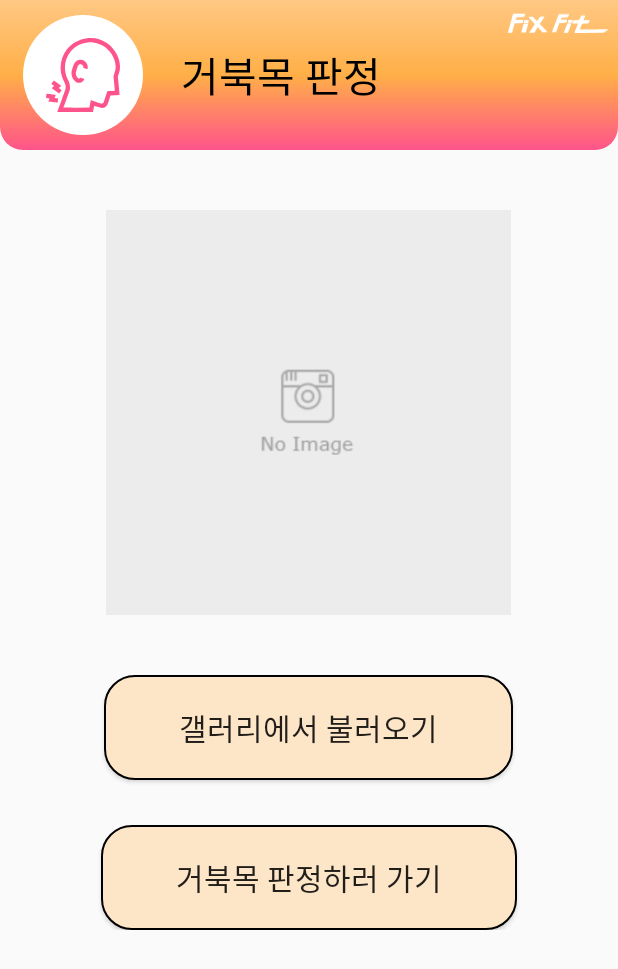
After one commit to yeon7485/FixFit, an Android app: the GalleryActivity screen opened directly, with no data from a screen before it, on a phone screen of 412 x 824 dp. The commit adds this screen. Shown: the top 969 px of the screen. Run offline under Robolectric (Android 15) with nearby library versions, the phone set to English and light mode, and no system bars.

Commit message:
거북목 판정 - 갤러리 불러오기

```diff
--- /dev/null
+++ b/app/src/main/java/com/example/fixfit/GalleryActivity.java
@@ -0,0 +1,77 @@
+package com.example.fixfit;
+
+import androidx.appcompat.app.AppCompatActivity;
+
+import android.content.Intent;
+import android.graphics.Bitmap;
+import android.graphics.BitmapFactory;
+import android.os.Bundle;
+import android.view.View;
+import android.widget.Button;
+import android.widget.ImageView;
+import android.widget.Toast;
+
+import java.io.InputStream;
+
+public class GalleryActivity extends AppCompatActivity implements View.OnClickListener {
+
+    private static final int REQUEST_CODE = 0;
+    ImageView gallery_img;
+    Button gallery_btn, classifier_btn;
+
+    @Override
+    protected void onCreate(Bundle savedInstanceState) {
+        super.onCreate(savedInstanceState);
+        setContentView(R.layout.activity_gallery);
+
+        gallery_img = (ImageView) findViewById(R.id.gallery_img);
+        gallery_btn = (Button) findViewById(R.id.gallery_btn);
+        classifier_btn = (Button) findViewById(R.id.classifier_btn);
+
+        gallery_btn.setOnClickListener(this);
+        classifier_btn.setOnClickListener(this);
+
+        getImage();
+
+    }
+
+    public void getImage(){
+        Intent intent = new Intent();
+        intent.setType("image/*");
+        intent.setAction(Intent.ACTION_GET_CONTENT);
+        startActivityForResult(intent, REQUEST_CODE);
+    }
+
+    @Override
+    protected void onActivityResult(int requestCode, int resultCode, Intent data) {
+        super.onActivityResult(requestCode, resultCode, data);
+        if (requestCode == REQUEST_CODE) {
+            if (resultCode == RESULT_OK) {
+                try {
+                    InputStream in = getContentResolver().openInputStream(data.getData());
+
+                    Bitmap img = BitmapFactory.decodeStream(in);
+                    in.close();
+
+                    gallery_img.setImageBitmap(img);
+                } catch (Exception e) {
+
+                }
+            } else if (resultCode == RESULT_CANCELED) {
+                Toast.makeText(this, "사진 선택 취소", Toast.LENGTH_LONG).show();
+            }
+        }
+    }
+
+    @Override
+    public void onClick(View view) {
+        Intent intent;
+        switch(view.getId()){
+            case R.id.gallery_btn:
+                getImage();
+                break;
+            case R.id.classifier_btn:
+                break;
+        }
+    }
+}
--- /dev/null
+++ b/app/src/main/res/drawable/button_border.xml
@@ -0,0 +1,15 @@
+<?xml version="1.0" encoding="utf-8"?>
+<shape xmlns:android="http://schemas.android.com/apk/res/android" >
+
+    <solid android:color="@color/main_color_3" />
+
+    <stroke
+        android:width="1dp"
+        android:color="@color/black" />
+    <corners
+        android:topLeftRadius="20dp"
+        android:topRightRadius="20dp"
+        android:bottomLeftRadius="20dp"
+        android:bottomRightRadius="20dp"  />
+
+</shape>
--- /dev/null
+++ b/app/src/main/res/drawable/ic_tech_neck.xml
@@ -0,0 +1,22 @@
+<vector xmlns:android="http://schemas.android.com/apk/res/android"
+    android:width="512dp"
+    android:height="512dp"
+    android:viewportWidth="512"
+    android:viewportHeight="512">
+  <path
+      android:pathData="M285.5,1c-57.3,6.6 -109.3,35.9 -142.8,80.6 -31,41.3 -45.6,93.1 -40.6,144 2.5,26 8.7,46.6 22,74.4 4.9,10.2 9.5,21.4 10.4,25 1.7,7.6 1.9,20.2 0.4,28.4 -0.5,3.1 -13.4,39.3 -28.6,80.4 -15.2,41.1 -27.8,75.5 -28.1,76.4 -0.4,1.7 5.9,1.8 123.2,1.8l123.6,-0 0.5,-2.2c0.3,-1.3 2.1,-10.6 4,-20.7 1.9,-10.1 3.6,-18.6 3.9,-18.8 0.3,-0.3 10.1,2.5 21.8,6.2 24.3,7.7 31.4,8.8 41.8,6.1 11.8,-3 22.4,-11.2 27.8,-21.4 1.6,-3.1 7.1,-18.8 12.2,-34.8l9.2,-29 31.6,-1.2c17.3,-0.7 31.6,-1.3 31.7,-1.4 0.1,-0.2 -2.6,-28.7 -6,-63.3l-6.3,-63 6.3,-20.5c4.4,-14.2 6.7,-23.5 7.4,-30.2 3.7,-33.2 -2.7,-67.6 -18.8,-100.4 -35.1,-71.6 -102.7,-115.2 -181.1,-116.9 -9.6,-0.2 -21.1,-0 -25.5,0.5zM324.5,31c53.2,6.1 98.7,33.6 128,77.5 17.6,26.3 27.6,55.4 29.2,85 0.8,16.7 -0.8,26.9 -8.3,50.6l-6.6,20.6 5,50.4c2.7,27.7 4.8,50.6 4.6,50.7 -0.1,0.2 -11.9,0.8 -26.1,1.4 -14.2,0.6 -26,1.2 -26.1,1.3 -0.2,0.2 -5.9,17.7 -12.6,38.8 -6.7,21.2 -13,39.6 -13.9,41 -1.9,2.9 -7.4,5.7 -11.3,5.7 -1.5,-0 -19.2,-5.2 -39.2,-11.6 -20,-6.3 -36.7,-11.3 -37,-10.9 -0.3,0.3 -2.7,11.7 -5.2,25.3l-4.7,24.7 -89.6,0.3c-49.3,0.1 -89.7,-0.1 -89.7,-0.5 0,-0.3 9.1,-25.2 20.2,-55.2 11,-30 21,-58 22.2,-62.1 1.6,-6.1 2,-10.5 2.1,-23.5 0,-20.6 -1.6,-26.7 -13.4,-51.5 -10.3,-21.6 -11.1,-23.4 -14.6,-36.5 -22.5,-82.3 16.4,-168 93,-205 29.1,-14.1 63,-20 94,-16.5z"
+      android:fillColor="#000000"
+      android:strokeColor="#00000000"/>
+  <path
+      android:pathData="M226,152.8c-13.2,3.5 -25.6,13.6 -31.5,25.6 -4.9,9.9 -16.2,46.6 -17.5,56.8 -2,14.7 2.1,34 10.1,47.5 5,8.4 15.9,19.5 22.6,23.1 15.9,8.4 34.9,4.9 47.6,-8.8 4.7,-5 8.8,-12.4 7.5,-13.4 -0.1,-0.2 -6.5,-2.3 -14.1,-4.7 -12.7,-3.9 -14,-4.2 -14.8,-2.6 -0.6,0.9 -2.4,2.4 -4,3.3 -4.2,2.1 -8.8,0.4 -13.7,-5.1 -8.2,-9.4 -13,-23.3 -11.8,-34.5 0.7,-5.7 12.2,-43.5 15,-48.8 2.2,-4.2 7.2,-7.8 12.9,-9.3 12.8,-3.5 25.3,6.8 24.6,20.3l-0.3,5.3 13.8,4.3c7.5,2.4 14,4.1 14.3,3.8 1,-0.9 2.2,-8.9 2.3,-14.6 0.1,-12.7 -5.4,-25.4 -15,-35.1 -12.8,-12.9 -30.4,-17.7 -48,-13.1z"
+      android:fillColor="#000000"
+      android:strokeColor="#00000000"/>
+  <path
+      android:pathData="M46.3,303.7c-4.4,5.9 -8.3,11.4 -8.7,12 -0.5,0.8 2.8,3.9 9.4,8.7l10.1,7.5 -9,7.1c-5,3.9 -9.1,7.5 -9,7.8 0.1,0.9 49.8,37.7 50.9,37.7 0.8,-0 18,-22.2 18,-23.2 0,-0.2 -4.5,-3.7 -10.1,-7.8l-10,-7.4 9,-7.1c5,-4 9.1,-7.5 9,-7.9 0,-0.6 -49.3,-37.3 -50.8,-37.9 -0.5,-0.1 -4.4,4.6 -8.8,10.5z"
+      android:fillColor="#000000"
+      android:strokeColor="#00000000"/>
+  <path
+      android:pathData="M3.6,387.2c-0.5,2.1 -3.6,25.7 -3.6,26.9 0,0.3 5.4,1.1 12,1.9 6.7,0.7 12.3,1.6 12.5,2 0.2,0.4 -1.5,5.4 -3.9,11.2l-4.4,10.4 30.2,3.8c16.5,2.1 31,3.9 32.1,4 1.8,0.1 2.1,-1.2 3.9,-14.2 1,-7.8 1.6,-14.5 1.4,-14.7 -0.3,-0.3 -5.8,-1.2 -12.4,-2.1 -6.5,-0.8 -12,-1.6 -12.1,-1.7 -0.1,-0.1 1.8,-4.9 4.2,-10.7 3.8,-9.2 4.1,-10.6 2.7,-11.2 -1.4,-0.5 -58.9,-7.9 -61.4,-7.8 -0.4,-0 -1,1 -1.2,2.2z"
+      android:fillColor="#000000"
+      android:strokeColor="#00000000"/>
+</vector>
--- /dev/null
+++ b/app/src/main/res/layout/activity_gallery.xml
@@ -0,0 +1,113 @@
+<?xml version="1.0" encoding="utf-8"?>
+<LinearLayout xmlns:android="http://schemas.android.com/apk/res/android"
+    xmlns:app="http://schemas.android.com/apk/res-auto"
+    xmlns:tools="http://schemas.android.com/tools"
+    android:layout_width="match_parent"
+    android:layout_height="match_parent"
+    android:orientation="vertical"
+    tools:context=".GalleryActivity">
+
+
+<!--    상단바-->
+    <LinearLayout
+        android:layout_width="match_parent"
+        android:layout_height="100dp"
+        android:background="@drawable/title_bar">
+
+        <FrameLayout
+            android:layout_width="wrap_content"
+            android:layout_height="match_parent"
+            android:layout_marginVertical="10dp"
+            android:layout_marginHorizontal="15dp">
+
+            <ImageView
+                android:layout_width="80dp"
+                android:layout_height="80dp"
+                android:background="@drawable/oval_style" />
+
+            <ImageView
+                android:layout_width="80dp"
+                android:layout_height="wrap_content"
+                android:padding="5dp"
+                android:layout_marginVertical="10dp"
+                android:src="@drawable/ic_tech_neck"
+                app:tint="@color/main_color_1" />
+        </FrameLayout>
+
+        <TextView
+            android:layout_width="wrap_content"
+            android:layout_height="match_parent"
+            android:layout_marginLeft="10dp"
+            android:fontFamily="@font/cafe24_ssurround"
+            android:gravity="center"
+            android:text="거북목 판정"
+            android:textColor="@color/black"
+            android:textSize="27sp" />
+        <View
+            android:layout_width="0dp"
+            android:layout_height="0dp"
+            android:layout_weight="1"/>
+
+        <ImageView
+            android:layout_width="70dp"
+            android:layout_height="30dp"
+            android:layout_gravity="right"
+            android:layout_marginEnd="5dp"
+            android:src="@drawable/ic_logo_fixfit"
+            app:tint="@color/white" />
+
+    </LinearLayout>
+
+
+<!--    불러온 사진 이미지뷰-->
+    <LinearLayout
+        android:layout_width="match_parent"
+        android:layout_height="wrap_content"
+        android:layout_marginTop="40dp"
+        android:orientation="vertical">
+
+        <ImageView
+            android:id="@+id/gallery_img"
+            android:layout_width="270dp"
+            android:layout_height="270dp"
+            android:layout_gravity="center"
+            android:src="@drawable/no_photo"/>
+
+    </LinearLayout>
+
+
+<!--    갤러리에서 불러오기, 거북목 판정하러 가기 버튼-->
+    <LinearLayout
+        android:layout_width="match_parent"
+        android:layout_height="wrap_content"
+        android:layout_marginTop="40dp"
+        android:orientation="vertical">
+
+        <Button
+            android:id="@+id/gallery_btn"
+            android:layout_width="wrap_content"
+            android:layout_height="wrap_content"
+            android:layout_gravity="center"
+            android:text="갤러리에서 불러오기"
+            android:fontFamily="@font/cafe24_ssurround_air"
+            android:paddingVertical="20dp"
+            android:paddingHorizontal="50dp"
+            android:textSize="20sp"
+            android:background="@drawable/button_border"/>
+
+        <Button
+            android:id="@+id/classifier_btn"
+            android:layout_width="wrap_content"
+            android:layout_height="wrap_content"
+            android:layout_gravity="center"
+            android:layout_marginTop="30dp"
+            android:text="거북목 판정하러 가기"
+            android:fontFamily="@font/cafe24_ssurround_air"
+            android:paddingVertical="20dp"
+            android:paddingHorizontal="50dp"
+            android:textSize="20sp"
+            android:background="@drawable/button_border"/>
+
+    </LinearLayout>
+
+</LinearLayout>
--- a/app/src/main/res/values-night/themes.xml
+++ b/app/src/main/res/values-night/themes.xml
@@ -1,6 +1,6 @@
 <resources xmlns:tools="http://schemas.android.com/tools">
     <!-- Base application theme. -->
-    <style name="Theme.FixFit" parent="Theme.MaterialComponents.DayNight.DarkActionBar">
+    <style name="Theme.FixFit" parent="Theme.AppCompat.DayNight.DarkActionBar">
         <!-- Primary brand color. -->
         <item name="colorPrimary">@color/purple_200</item>
         <item name="colorPrimaryVariant">@color/purple_700</item>
--- a/app/src/main/res/values/colors.xml
+++ b/app/src/main/res/values/colors.xml
@@ -9,4 +9,5 @@
     <color name="white">#FFFFFFFF</color>
     <color name="main_color_1">#FF548B</color>
     <color name="main_color_2">#FFAF47</color>
+    <color name="main_color_3">#fde6c8</color>
 </resources>
--- a/app/src/main/res/values/themes.xml
+++ b/app/src/main/res/values/themes.xml
@@ -1,6 +1,6 @@
 <resources xmlns:tools="http://schemas.android.com/tools">
     <!-- Base application theme. -->
-    <style name="Theme.FixFit" parent="Theme.MaterialComponents.DayNight.DarkActionBar">
+    <style name="Theme.FixFit" parent="Theme.AppCompat.DayNight.DarkActionBar">
         <!-- Primary brand color. -->
         <item name="colorPrimary">@color/purple_500</item>
         <item name="colorPrimaryVariant">@color/purple_700</item>
```
Also changed, not shown: app/src/main/AndroidManifest.xml (+12 -3 lines), app/src/main/java/com/example/fixfit/TechNeckActivity.java (added, +41 -0 lines), app/src/main/res/drawable/ic_gallery.xml (added, +14 -0 lines), app/src/main/res/drawable/ic_realtime.xml (added, +14 -0 lines), app/src/main/res/layout/activity_tech_neck.xml (added, +118 -0 lines), app/src/main/res/drawable/no_photo.png (added).
